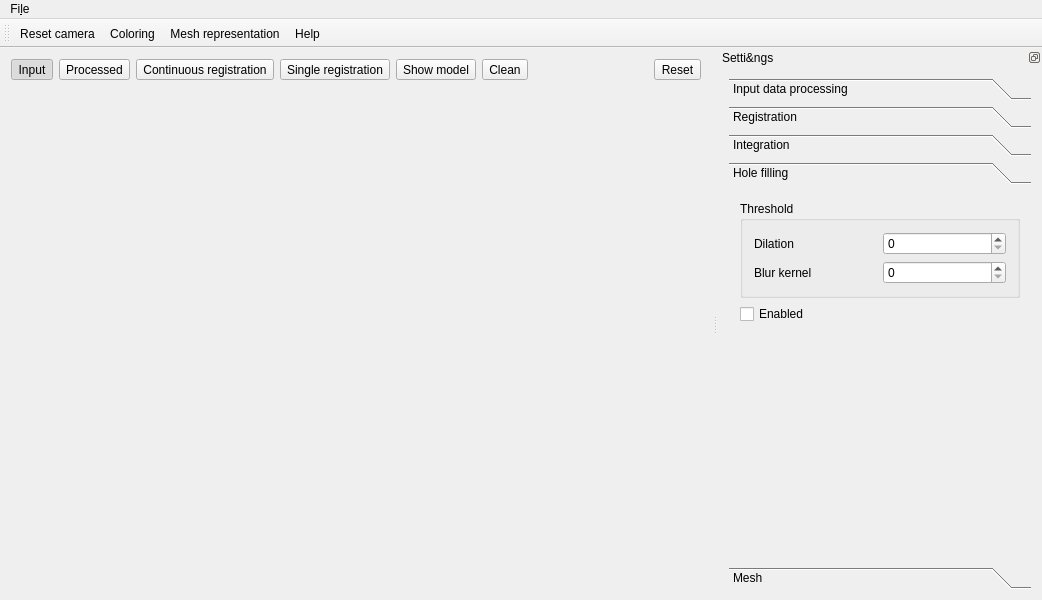
Before: the Qt Designer form src/main_window.ui in jacyzon/in_hand_scanner, drawn with Qt 5.
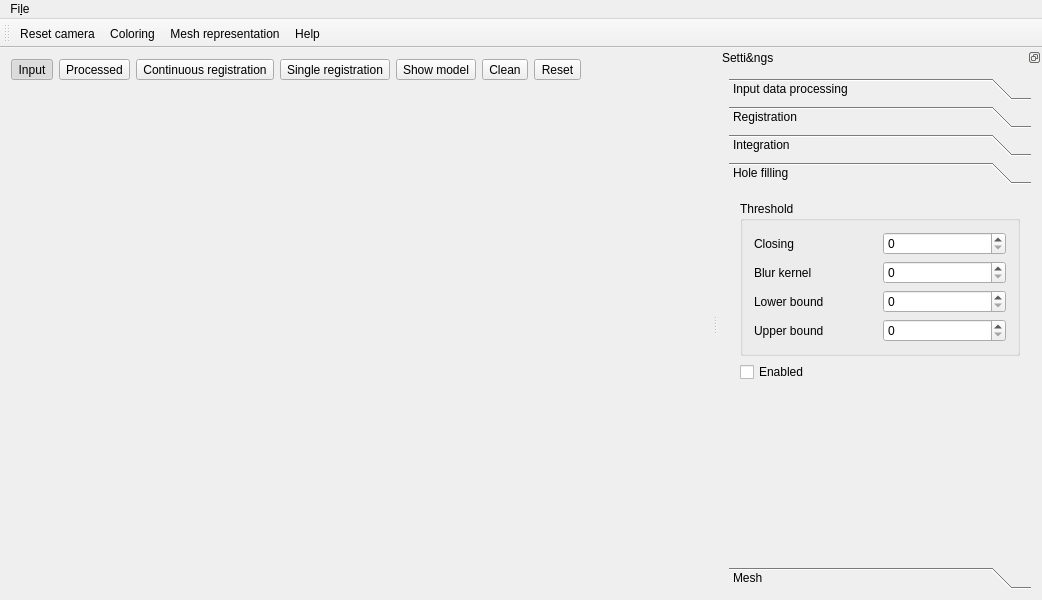
After: the same form once the commit is applied.

Commit message: lower bound and upper bound UI for setting filter threshold

```diff
--- a/src/main_window.ui
+++ b/src/main_window.ui
@@ -119,6 +119,22 @@
         </property>
        </widget>
       </item>
+      <item>
+       <widget class="QToolButton" name="toolButton_0">
+        <property name="toolTip">
+         <string>&lt;html&gt;&lt;head/&gt;&lt;body&gt;&lt;p&gt;Reset the scanning pipeline (Shortcut: 0).&lt;/p&gt;&lt;/body&gt;&lt;/html&gt;</string>
+        </property>
+        <property name="text">
+         <string>Reset</string>
+        </property>
+        <property name="checkable">
+         <bool>false</bool>
+        </property>
+        <property name="autoExclusive">
+         <bool>false</bool>
+        </property>
+       </widget>
+      </item>
       <item>
        <spacer name="horizontalSpacer_main_controls">
         <property name="orientation">
@@ -132,22 +148,6 @@
         </property>
        </spacer>
       </item>
-      <item>
-       <widget class="QToolButton" name="toolButton_0">
-        <property name="toolTip">
-         <string>&lt;html&gt;&lt;head/&gt;&lt;body&gt;&lt;p&gt;Reset the scanning pipeline (Shortcut: 0).&lt;/p&gt;&lt;/body&gt;&lt;/html&gt;</string>
-        </property>
-        <property name="text">
-         <string>Reset</string>
-        </property>
-        <property name="checkable">
-         <bool>false</bool>
-        </property>
-        <property name="autoExclusive">
-         <bool>false</bool>
-        </property>
-       </widget>
-      </item>
      </layout>
     </item>
     <item row="1" column="0">
@@ -840,7 +840,7 @@
             <item row="0" column="0">
              <widget class="QLabel" name="label_dilation_size">
               <property name="text">
-               <string>Dilation</string>
+               <string>Closing</string>
               </property>
              </widget>
             </item>
@@ -861,7 +861,35 @@
             <item row="1" column="2">
              <widget class="QSpinBox" name="spinBox_blur_kernel">
               <property name="maximum">
-               <number>180</number>
+               <number>2</number>
+              </property>
+             </widget>
+            </item>
+            <item row="2" column="0">
+             <widget class="QLabel" name="label_lower_bound">
+              <property name="text">
+               <string>Lower bound</string>
+              </property>
+             </widget>
+            </item>
+            <item row="3" column="2">
+             <widget class="QSpinBox" name="spinBox_upper_bound">
+              <property name="maximum">
+               <number>65535</number>
+              </property>
+             </widget>
+            </item>
+            <item row="3" column="0">
+             <widget class="QLabel" name="label_upper_bound">
+              <property name="text">
+               <string>Upper bound</string>
+              </property>
+             </widget>
+            </item>
+            <item row="2" column="2">
+             <widget class="QSpinBox" name="spinBox_lower_bound">
+              <property name="maximum">
+               <number>65535</number>
               </property>
              </widget>
             </item>
```
Left out of the diff: 147 changed lines with no effect on the pictures. The commit also changes 2 other files.
